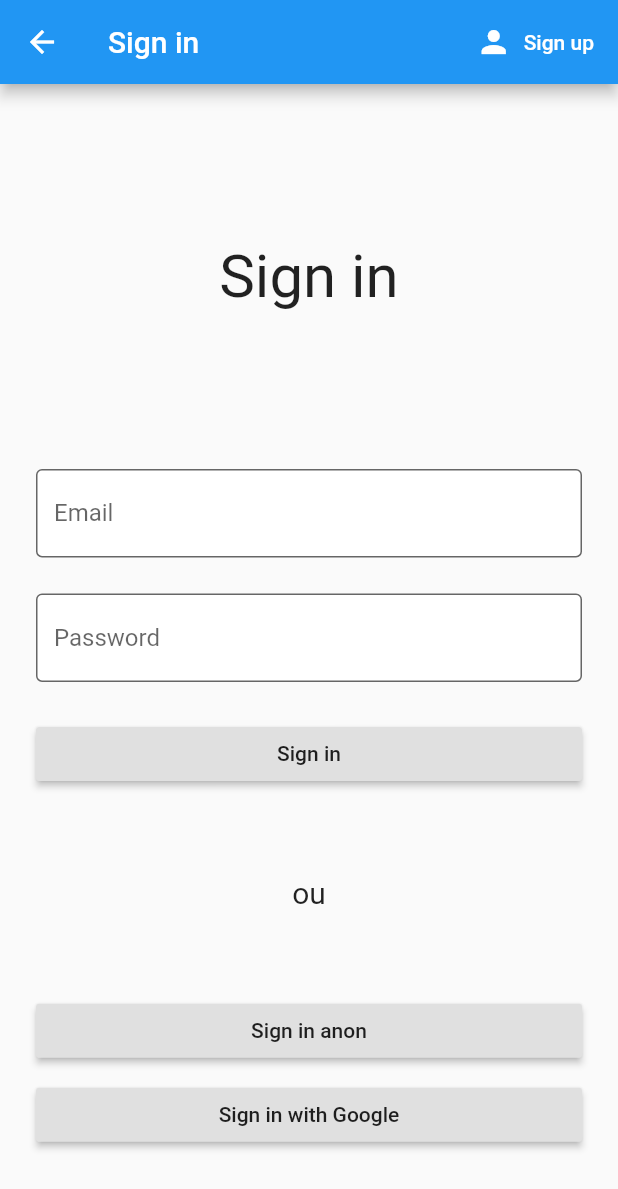
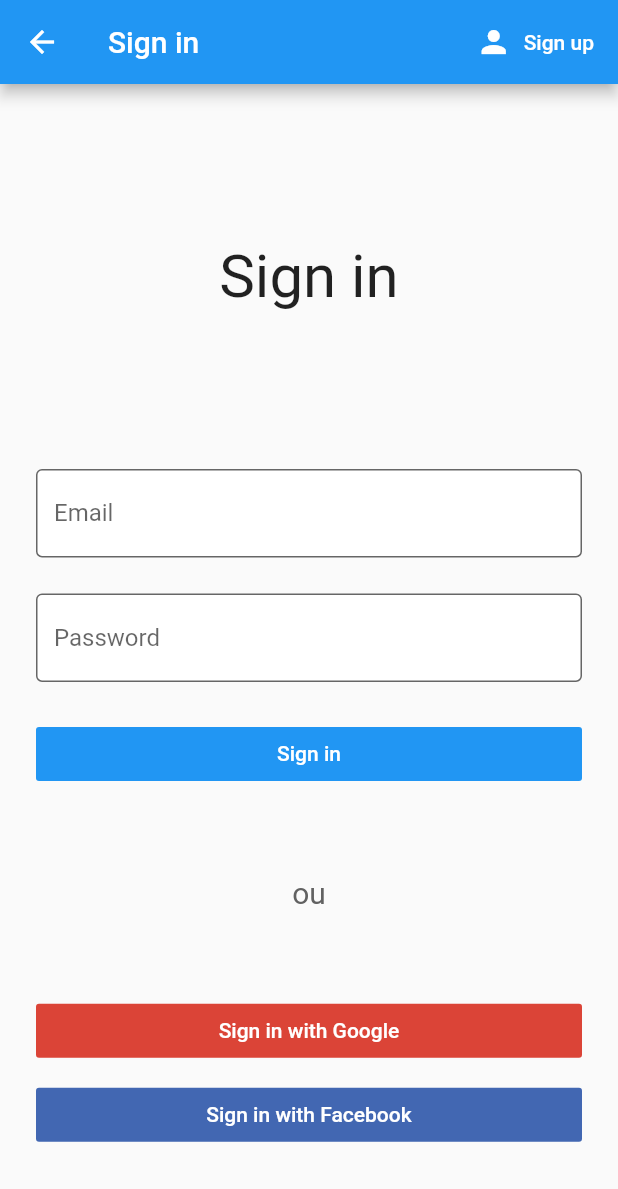
Before and after one commit to andreferrazz/flutter-ecommerce-app, a Flutter app: the SignIn screen opened directly, on a phone screen of 412 x 824 dp. Shown: the top 1189 px of the screen. Run offline on Flutter 3.47's test engine with Material 2 defaults, Android fonts, the phone set to English and light mode, and no system bars; our stand-ins replace firebase_auth, firebase_core; accounts and stored records are empty; network calls fail.

Commit message:
UI feature: improved style of buttons in SignIn screen

```diff
--- a/lib/screens/authenticate/sign_in.dart
+++ b/lib/screens/authenticate/sign_in.dart
@@ -142,7 +142,10 @@ class _SignInState extends State<SignIn> {
                           height: 24.0,
                         ),
                         RaisedButton(
-                          child: Text('Sign in'),
+                          color: Theme.of(context).primaryColor,
+                          elevation: 0,
+                          child: Text('Sign in',
+                              style: TextStyle(color: Colors.white)),
                           onPressed: _signIn,
                         ),
                       ],
@@ -150,29 +153,31 @@ class _SignInState extends State<SignIn> {
                     Text(
                       'ou',
                       textAlign: TextAlign.center,
-                      style: TextStyle(fontSize: 20.0),
+                      style: TextStyle(fontSize: 20.0, color: Colors.grey[700]),
                     ),
                     Column(
                       crossAxisAlignment: CrossAxisAlignment.stretch,
                       children: <Widget>[
                         RaisedButton(
-                          child: Text('Sign in anon'),
-                          onPressed: () async {
-                            dynamic result = await _auth.signInAnon();
-                            if (result != null) {
-                              print(result);
-                              Navigator.pop(context);
-                            } else {
-                              print('Login failed');
-                            }
+                          color: Color.fromARGB(255, 219, 68, 55),
+                          elevation: 0,
+                          child: Text('Sign in with Google',
+                              style: TextStyle(color: Colors.white)),
+                          onPressed: () {
+                            // TODO: call the auth service to sign in with google
                           },
                         ),
                         SizedBox(
                           height: 8.0,
                         ),
                         RaisedButton(
-                          child: Text('Sign in with Google'),
-                          onPressed: () {},
+                          color: Color.fromARGB(255, 66, 103, 178),
+                          elevation: 0,
+                          child: Text('Sign in with Facebook',
+                              style: TextStyle(color: Colors.white)),
+                          onPressed: () async {
+                            // TODO: call the auth service to sign in with facebook
+                          },
                         ),
                       ],
                     )
```
